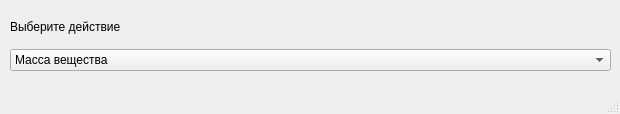
Above: main.ui from GlushkoIlya/Chemical-calculator before the change. Below: the same form after it.
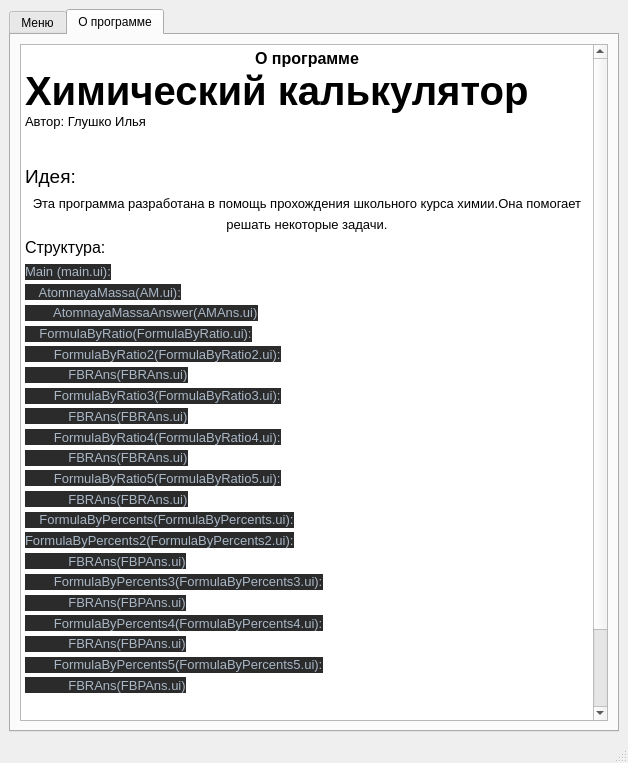
That is the form after the change. The open tabs and pages were chosen to show the change.

```diff
--- a/main.ui
+++ b/main.ui
@@ -6,33 +6,46 @@
    <rect>
     <x>0</x>
     <y>0</y>
-    <width>620</width>
-    <height>114</height>
+    <width>628</width>
+    <height>763</height>
    </rect>
   </property>
   <property name="windowTitle">
    <string>MainWindow</string>
   </property>
   <widget class="QWidget" name="centralwidget">
-   <widget class="QWidget" name="verticalLayoutWidget">
-    <property name="geometry">
-     <rect>
-      <x>10</x>
-      <y>10</y>
-      <width>601</width>
-      <height>61</height>
-     </rect>
-    </property>
-    <layout class="QVBoxLayout" name="verticalLayout">
+   <layout class="QHBoxLayout" name="horizontalLayout_2">
      <item>
+     <widget class="QTabWidget" name="tabWidget">
+      <property name="currentIndex">
+       <number>0</number>
+      </property>
+      <widget class="QWidget" name="tab">
+       <attribute name="title">
+        <string>Меню</string>
+       </attribute>
       <widget class="QLabel" name="label">
+        <property name="geometry">
+         <rect>
+          <x>10</x>
+          <y>10</y>
+          <width>118</width>
+          <height>16</height>
+         </rect>
+        </property>
        <property name="text">
         <string>Выберите действие</string>
        </property>
       </widget>
-     </item>
-     <item>
       <widget class="QComboBox" name="cbox">
+        <property name="geometry">
+         <rect>
+          <x>10</x>
+          <y>32</y>
+          <width>499</width>
+          <height>28</height>
+         </rect>
+        </property>
        <item>
         <property name="text">
          <string>Масса вещества</string>
@@ -48,10 +61,63 @@
          <string>Вывод формулы вещества по массовым долям элементов</string>
         </property>
        </item>
-      </widget>
+        <item>
+         <property name="text">
+          <string>История</string>
+         </property>
+        </item>
+       </widget>
+      </widget>
+      <widget class="QWidget" name="tab_2">
+       <attribute name="title">
+        <string>О программе</string>
+       </attribute>
+       <layout class="QHBoxLayout" name="horizontalLayout">
+        <item>
+         <widget class="QTextBrowser" name="textBrowser">
+          <property name="html">
+           <string>&lt;!DOCTYPE HTML PUBLIC &quot;-//W3C//DTD HTML 4.0//EN&quot; &quot;http://www.w3.org/TR/REC-html40/strict.dtd&quot;&gt;
+&lt;html&gt;&lt;head&gt;&lt;meta name=&quot;qrichtext&quot; content=&quot;1&quot; /&gt;&lt;style type=&quot;text/css&quot;&gt;
+p, li { white-space: pre-wrap; }
+&lt;/style&gt;&lt;/head&gt;&lt;body style=&quot; font-family:'Cantarell'; font-size:10pt; font-weight:400; font-style:normal;&quot;&gt;
+&lt;p align=&quot;center&quot; style=&quot; margin-top:0px; margin-bottom:0px; margin-left:0px; margin-right:0px; -qt-block-indent:0; text-indent:0px;&quot;&gt;&lt;span style=&quot; font-family:'Cantarell'; font-size:12pt; font-weight:600;&quot;&gt;О программе&lt;/span&gt;&lt;/p&gt;
+&lt;p style=&quot; margin-top:0px; margin-bottom:0px; margin-left:0px; margin-right:0px; -qt-block-indent:0; text-indent:0px;&quot;&gt;&lt;a name=&quot;docs-internal-guid-abf605b9-7fff-f7a9-618e-a32eb16c2079&quot;&gt;&lt;/a&gt;&lt;span style=&quot; font-family:'Roboto Mono','monospace'; font-size:30pt; font-weight:696; color:#000000; background-color:transparent;&quot;&gt;Х&lt;/span&gt;&lt;span style=&quot; font-family:'Roboto Mono','monospace'; font-size:30pt; font-weight:696; color:#000000; background-color:transparent;&quot;&gt;имический калькулятор&lt;/span&gt;&lt;/p&gt;
+&lt;p style=&quot; margin-top:0px; margin-bottom:0px; margin-left:0px; margin-right:0px; -qt-block-indent:0; text-indent:0px; line-height:138%;&quot;&gt;&lt;span style=&quot; font-family:'Roboto Mono','monospace'; color:#000000; background-color:transparent;&quot;&gt;Автор: Глушко Илья&lt;/span&gt;&lt;/p&gt;
+&lt;p style=&quot; margin-top:0px; margin-bottom:0px; margin-left:0px; margin-right:0px; -qt-block-indent:0; text-indent:0px;&quot;&gt;&lt;span style=&quot; font-family:'Cantarell';&quot;&gt;&lt;br /&gt;&lt;/span&gt;&lt;/p&gt;
+&lt;p style=&quot; margin-top:0px; margin-bottom:0px; margin-left:0px; margin-right:0px; -qt-block-indent:0; text-indent:0px; line-height:138%;&quot;&gt;&lt;span style=&quot; font-family:'Roboto Mono','monospace'; font-size:14pt; color:#000000; background-color:transparent;&quot;&gt;Идея: &lt;/span&gt;&lt;/p&gt;
+&lt;p align=&quot;center&quot; style=&quot; margin-top:0px; margin-bottom:0px; margin-left:0px; margin-right:0px; -qt-block-indent:0; text-indent:0px; line-height:138%;&quot;&gt;&lt;span style=&quot; font-family:'Roboto Mono','monospace'; color:#000000; background-color:transparent;&quot;&gt;Эта программа разработана в помощь прохождения школьного курса химии.Она помогает решать некоторые задачи.&lt;/span&gt;&lt;/p&gt;
+&lt;p style=&quot; margin-top:0px; margin-bottom:0px; margin-left:0px; margin-right:0px; -qt-block-indent:0; text-indent:0px; line-height:138%;&quot;&gt;&lt;span style=&quot; font-family:'Roboto Mono','monospace'; font-size:12pt; color:#000000; background-color:transparent;&quot;&gt;Структура:&lt;/span&gt;&lt;/p&gt;
+&lt;p style=&quot; margin-top:0px; margin-bottom:0px; margin-left:0px; margin-right:0px; -qt-block-indent:0; text-indent:0px; line-height:138%;&quot;&gt;&lt;span style=&quot; font-family:'Roboto Mono','monospace'; color:#a9b7c6; background-color:#2b2b2b;&quot;&gt;Main (main.ui):&lt;/span&gt;&lt;/p&gt;
+&lt;p style=&quot; margin-top:0px; margin-bottom:0px; margin-left:0px; margin-right:0px; -qt-block-indent:0; text-indent:0px; line-height:138%;&quot;&gt;&lt;span style=&quot; font-family:'Roboto Mono','monospace'; color:#a9b7c6; background-color:#2b2b2b;&quot;&gt;    AtomnayaMassa(AM.ui):&lt;/span&gt;&lt;/p&gt;
+&lt;p style=&quot; margin-top:0px; margin-bottom:0px; margin-left:0px; margin-right:0px; -qt-block-indent:0; text-indent:0px; line-height:138%;&quot;&gt;&lt;span style=&quot; font-family:'Roboto Mono','monospace'; color:#a9b7c6; background-color:#2b2b2b;&quot;&gt;        AtomnayaMassaAnswer(AMAns.ui)&lt;/span&gt;&lt;/p&gt;
+&lt;p style=&quot; margin-top:0px; margin-bottom:0px; margin-left:0px; margin-right:0px; -qt-block-indent:0; text-indent:0px; line-height:138%;&quot;&gt;&lt;span style=&quot; font-family:'Roboto Mono','monospace'; color:#a9b7c6; background-color:#2b2b2b;&quot;&gt;    FormulaByRatio(FormulaByRatio.ui):&lt;/span&gt;&lt;/p&gt;
+&lt;p style=&quot; margin-top:0px; margin-bottom:0px; margin-left:0px; margin-right:0px; -qt-block-indent:0; text-indent:0px; line-height:138%;&quot;&gt;&lt;span style=&quot; font-family:'Roboto Mono','monospace'; color:#a9b7c6; background-color:#2b2b2b;&quot;&gt;        FormulaByRatio2(FormulaByRatio2.ui):&lt;/span&gt;&lt;/p&gt;
+&lt;p style=&quot; margin-top:0px; margin-bottom:0px; margin-left:0px; margin-right:0px; -qt-block-indent:0; text-indent:0px; line-height:138%;&quot;&gt;&lt;span style=&quot; font-family:'Roboto Mono','monospace'; color:#a9b7c6; background-color:#2b2b2b;&quot;&gt;            FBRAns(FBRAns.ui)&lt;/span&gt;&lt;/p&gt;
+&lt;p style=&quot; margin-top:0px; margin-bottom:0px; margin-left:0px; margin-right:0px; -qt-block-indent:0; text-indent:0px; line-height:138%;&quot;&gt;&lt;span style=&quot; font-family:'Roboto Mono','monospace'; color:#a9b7c6; background-color:#2b2b2b;&quot;&gt;        FormulaByRatio3(FormulaByRatio3.ui):&lt;/span&gt;&lt;/p&gt;
+&lt;p style=&quot; margin-top:0px; margin-bottom:0px; margin-left:0px; margin-right:0px; -qt-block-indent:0; text-indent:0px; line-height:138%;&quot;&gt;&lt;span style=&quot; font-family:'Roboto Mono','monospace'; color:#a9b7c6; background-color:#2b2b2b;&quot;&gt;            FBRAns(FBRAns.ui)&lt;/span&gt;&lt;/p&gt;
+&lt;p style=&quot; margin-top:0px; margin-bottom:0px; margin-left:0px; margin-right:0px; -qt-block-indent:0; text-indent:0px; line-height:138%;&quot;&gt;&lt;span style=&quot; font-family:'Roboto Mono','monospace'; color:#a9b7c6; background-color:#2b2b2b;&quot;&gt;        FormulaByRatio4(FormulaByRatio4.ui):&lt;br /&gt;            FBRAns(FBRAns.ui)&lt;/span&gt;&lt;/p&gt;
+&lt;p style=&quot; margin-top:0px; margin-bottom:0px; margin-left:0px; margin-right:0px; -qt-block-indent:0; text-indent:0px; line-height:138%;&quot;&gt;&lt;span style=&quot; font-family:'Roboto Mono','monospace'; color:#a9b7c6; background-color:#2b2b2b;&quot;&gt;        FormulaByRatio5(FormulaByRatio5.ui):&lt;/span&gt;&lt;/p&gt;
+&lt;p style=&quot; margin-top:0px; margin-bottom:0px; margin-left:0px; margin-right:0px; -qt-block-indent:0; text-indent:0px; line-height:138%;&quot;&gt;&lt;span style=&quot; font-family:'Roboto Mono','monospace'; color:#a9b7c6; background-color:#2b2b2b;&quot;&gt;            FBRAns(FBRAns.ui)&lt;/span&gt;&lt;/p&gt;
+&lt;p style=&quot; margin-top:0px; margin-bottom:0px; margin-left:0px; margin-right:0px; -qt-block-indent:0; text-indent:0px; line-height:138%;&quot;&gt;&lt;span style=&quot; font-family:'Roboto Mono','monospace'; color:#a9b7c6; background-color:#2b2b2b;&quot;&gt;    FormulaByPercents(FormulaByPercents.ui):&lt;/span&gt;&lt;/p&gt;
+&lt;p style=&quot; margin-top:0px; margin-bottom:0px; margin-left:0px; margin-right:0px; -qt-block-indent:0; text-indent:0px; line-height:138%;&quot;&gt;&lt;span style=&quot; font-family:'Roboto Mono','monospace'; color:#a9b7c6; background-color:#2b2b2b;&quot;&gt;FormulaByPercents2(FormulaByPercents2.ui):&lt;/span&gt;&lt;/p&gt;
+&lt;p style=&quot; margin-top:0px; margin-bottom:0px; margin-left:0px; margin-right:0px; -qt-block-indent:0; text-indent:0px; line-height:138%;&quot;&gt;&lt;span style=&quot; font-family:'Roboto Mono','monospace'; color:#a9b7c6; background-color:#2b2b2b;&quot;&gt;            FBRAns(FBPAns.ui)&lt;/span&gt;&lt;/p&gt;
+&lt;p style=&quot; margin-top:0px; margin-bottom:0px; margin-left:0px; margin-right:0px; -qt-block-indent:0; text-indent:0px; line-height:138%;&quot;&gt;&lt;span style=&quot; font-family:'Roboto Mono','monospace'; color:#a9b7c6; background-color:#2b2b2b;&quot;&gt;        FormulaByPercents3(FormulaByPercents3.ui):&lt;/span&gt;&lt;/p&gt;
+&lt;p style=&quot; margin-top:0px; margin-bottom:0px; margin-left:0px; margin-right:0px; -qt-block-indent:0; text-indent:0px; line-height:138%;&quot;&gt;&lt;span style=&quot; font-family:'Roboto Mono','monospace'; color:#a9b7c6; background-color:#2b2b2b;&quot;&gt;            FBRAns(FBPAns.ui)&lt;/span&gt;&lt;/p&gt;
+&lt;p style=&quot; margin-top:0px; margin-bottom:0px; margin-left:0px; margin-right:0px; -qt-block-indent:0; text-indent:0px; line-height:138%;&quot;&gt;&lt;span style=&quot; font-family:'Roboto Mono','monospace'; color:#a9b7c6; background-color:#2b2b2b;&quot;&gt;        FormulaByPercents4(FormulaByPercents4.ui):&lt;br /&gt;            FBRAns(FBPAns.ui)&lt;/span&gt;&lt;/p&gt;
+&lt;p style=&quot; margin-top:0px; margin-bottom:0px; margin-left:0px; margin-right:0px; -qt-block-indent:0; text-indent:0px; line-height:138%;&quot;&gt;&lt;span style=&quot; font-family:'Roboto Mono','monospace'; color:#a9b7c6; background-color:#2b2b2b;&quot;&gt;        FormulaByPercents5(FormulaByPercents5.ui):&lt;/span&gt;&lt;/p&gt;
+&lt;p style=&quot; margin-top:0px; margin-bottom:0px; margin-left:0px; margin-right:0px; -qt-block-indent:0; text-indent:0px; line-height:138%;&quot;&gt;&lt;span style=&quot; font-family:'Roboto Mono','monospace'; color:#a9b7c6; background-color:#2b2b2b;&quot;&gt;            FBRAns(FBPAns.ui)&lt;/span&gt;&lt;/p&gt;
+&lt;p style=&quot; margin-top:0px; margin-bottom:0px; margin-left:0px; margin-right:0px; -qt-block-indent:0; text-indent:0px;&quot;&gt;&lt;span style=&quot; font-family:'Cantarell';&quot;&gt;&lt;br /&gt;&lt;/span&gt;&lt;/p&gt;
+&lt;p style=&quot; margin-top:0px; margin-bottom:0px; margin-left:0px; margin-right:0px; -qt-block-indent:0; text-indent:0px; line-height:138%;&quot;&gt;&lt;span style=&quot; font-family:'Roboto Mono','monospace'; font-size:12pt; color:#000000; background-color:transparent;&quot;&gt;Необходимые библиотеки:&lt;/span&gt;&lt;/p&gt;
+&lt;ul style=&quot;margin-top: 0px; margin-bottom: 0px; margin-left: 0px; margin-right: 0px; -qt-list-indent: 1;&quot;&gt;&lt;li style=&quot; font-family:'Cantarell'; font-size:12pt; color:#000000; background-color:transparent;&quot; style=&quot; margin-top:0px; margin-bottom:0px; margin-left:0px; margin-right:0px; -qt-block-indent:0; text-indent:0px; line-height:138%;&quot;&gt;PyQt5&lt;/li&gt;
+&lt;li style=&quot; font-family:'Cantarell'; font-size:12pt; color:#000000; background-color:transparent;&quot; style=&quot; margin-top:0px; margin-bottom:0px; margin-left:0px; margin-right:0px; -qt-block-indent:0; text-indent:0px; line-height:138%;&quot;&gt;sys&lt;/li&gt;&lt;/ul&gt;&lt;/body&gt;&lt;/html&gt;</string>
+          </property>
+         </widget>
      </item>
     </layout>
    </widget>
+     </widget>
+    </item>
+   </layout>
   </widget>
   <widget class="QMenuBar" name="menubar">
    <property name="geometry">
```
Left out of the diff: 4 changed lines with no effect on the pictures. Lines whose indentation alone changed are shown as unchanged.
